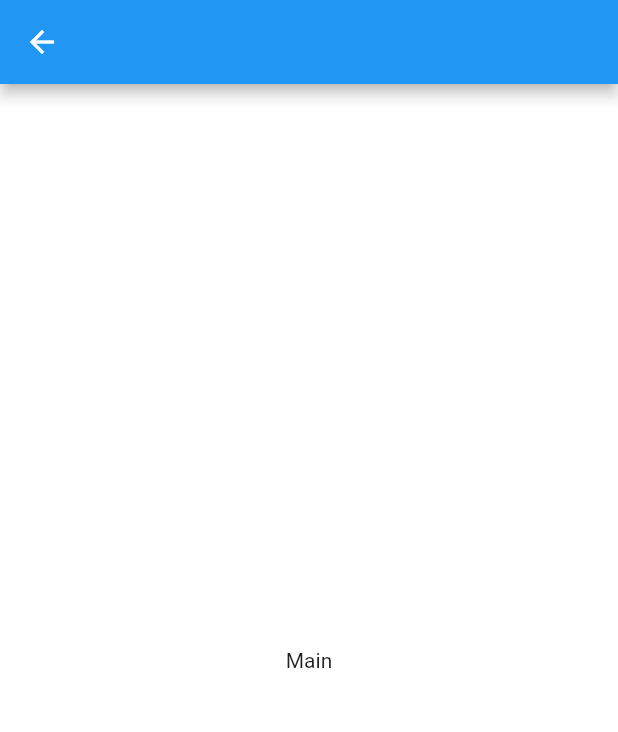
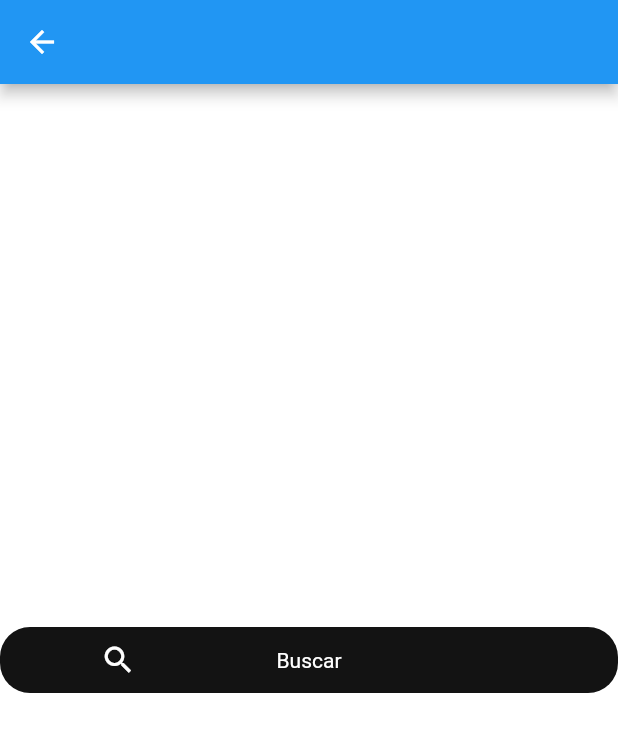
Before and after one commit to nagash93/motow-app, a Flutter app: the MainView screen opened by its route, on a phone screen of 412 x 824 dp. Shown: the top 732 px of the screen. Run offline on Flutter 3.47's test engine with Material 2 defaults, Android fonts, the phone set to English and light mode, and no system bars; our stand-ins replace flutter_svg, rive; statements that could not run were skipped.

Commit message:
feat: main button

```diff
--- /dev/null
+++ b/lib/common_widgets/main_button/main_button.dart
@@ -0,0 +1,31 @@
+import 'package:flutter/material.dart';
+import 'package:motow_app/constants/color_app.dart';
+
+class MainButton extends StatelessWidget {
+  const MainButton({Key? key,this.text,this.prefixIcon,this.suffixIcon}) : super(key: key);
+  final String? text;
+  final IconData? prefixIcon;
+  final IconData? suffixIcon;
+
+  @override
+  Widget build(BuildContext context) {
+    return Container(
+      decoration: BoxDecoration(
+        color: ColorApp.black,
+        borderRadius: BorderRadius.circular(20),
+      ),
+      padding: const EdgeInsets.symmetric(horizontal: 20,vertical: 10),
+      child: Row(
+        mainAxisAlignment: MainAxisAlignment.spaceAround,
+        children: [
+          Icon(prefixIcon,color: ColorApp.white,),
+          Text(text??'',
+            style: const TextStyle(
+            color: ColorApp.white,
+          ),),
+          Icon(suffixIcon),
+        ],
+      ),
+    );
+  }
+}
--- a/lib/constants/color_app.dart
+++ b/lib/constants/color_app.dart
@@ -1,6 +1,7 @@
 import 'package:flutter/material.dart';
 
 class ColorApp{
+  ColorApp._();
   static const black = Color(0xff131313);
   static const grey = Color(0xff666666);
   static const lightGray = Color(0xffd9d9d9);
--- a/lib/features/main/screen/main_view.dart
+++ b/lib/features/main/screen/main_view.dart
@@ -1,4 +1,5 @@
 import 'package:flutter/material.dart';
+import 'package:motow_app/common_widgets/main_button/main_button.dart';
 
 class MainView extends StatelessWidget {
   const MainView({Key? key}) : super(key: key);
@@ -8,7 +9,10 @@ class MainView extends StatelessWidget {
     return Scaffold(
       appBar: AppBar(),
       body: const Center(
-        child: Text('Main'),
+        child: MainButton(
+          prefixIcon: Icons.search,
+          text: 'Buscar',
+        ),
       ),
     );
   }
```
